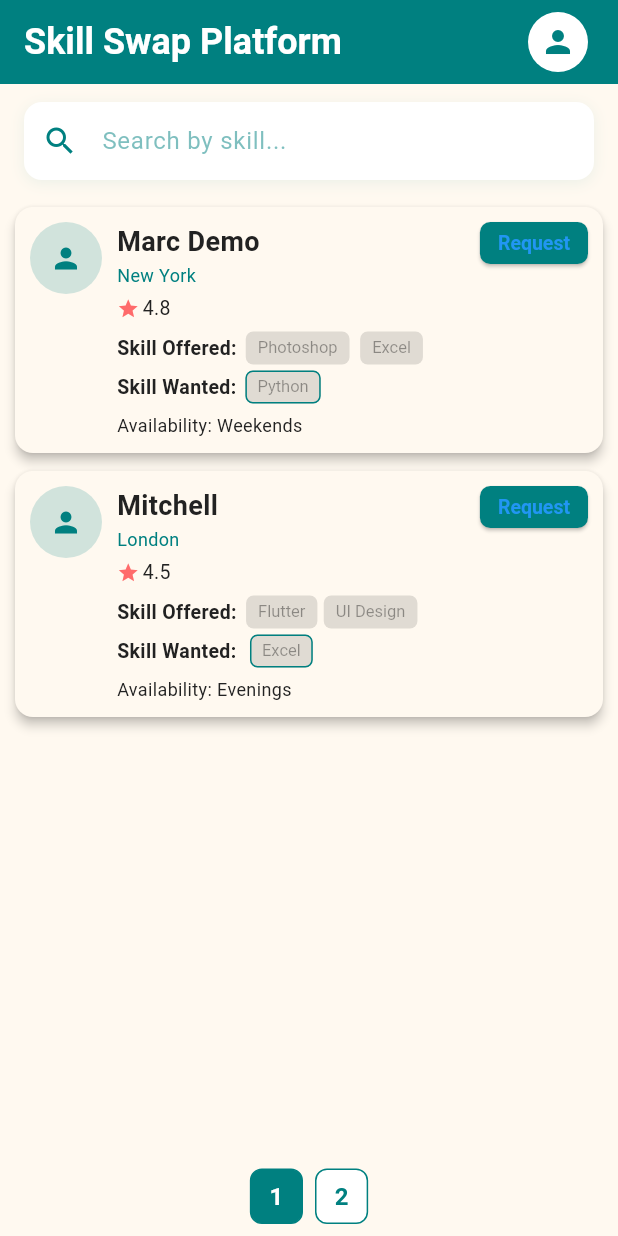
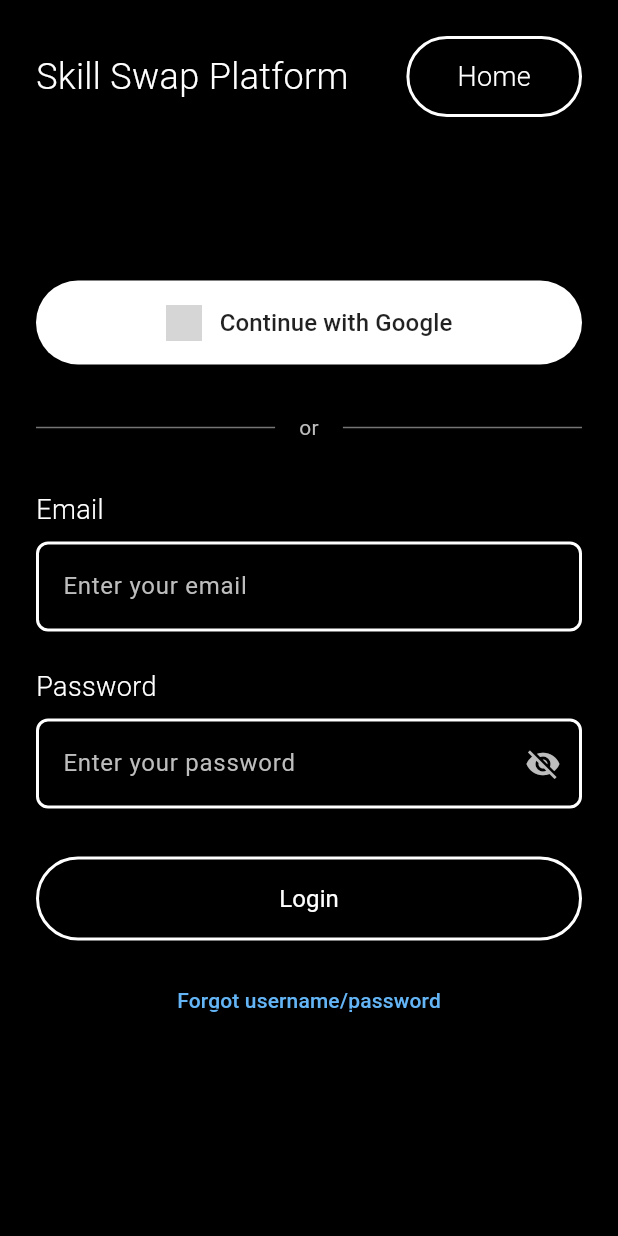
Before and after one commit to MeetJotaniya/odoo, a Flutter app: the screen it shows after launch, on a phone screen of 412 x 824 dp. Run offline on Flutter 3.47's test engine with Material 3 defaults, Android fonts, the phone set to English and light mode, and no system bars; grey boxes are pictures that could not be loaded.

Commit message:
login page done

```diff
--- /dev/null
+++ b/lib/login/login_controller.dart
@@ -0,0 +1,115 @@
+import 'package:flutter/material.dart';
+import 'login_model.dart';
+
+class LoginController extends ChangeNotifier {
+  final TextEditingController emailController = TextEditingController();
+  final TextEditingController passwordController = TextEditingController();
+
+  bool _isLoading = false;
+  bool _obscurePassword = true;
+  String? _errorMessage;
+
+  bool get isLoading => _isLoading;
+  bool get obscurePassword => _obscurePassword;
+  String? get errorMessage => _errorMessage;
+
+  void togglePasswordVisibility() {
+    _obscurePassword = !_obscurePassword;
+    notifyListeners();
+  }
+
+  void clearError() {
+    _errorMessage = null;
+    notifyListeners();
+  }
+
+  Future<bool> loginWithEmail() async {
+    if (!_validateInputs()) return false;
+
+    _setLoading(true);
+
+    try {
+      // Simulate API call
+      await Future.delayed(Duration(seconds: 2));
+
+      // Mock authentication logic
+      if (emailController.text == 'test@example.com' &&
+          passwordController.text == 'password123') {
+        _setLoading(false);
+        return true;
+      } else {
+        _setError('Invalid email or password');
+        _setLoading(false);
+        return false;
+      }
+    } catch (e) {
+      _setError('Login failed. Please try again.');
+      _setLoading(false);
+      return false;
+    }
+  }
+
+  Future<bool> loginWithGoogle() async {
+    _setLoading(true);
+
+    try {
+      // Simulate Google sign-in
+      await Future.delayed(Duration(seconds: 1));
+
+      // Mock Google authentication success
+      final userData = UserModel.fromGoogle({
+        'email': 'user@gmail.com',
+        'displayName': 'John Doe',
+        'id': 'google_123456'
+      });
+
+      _setLoading(false);
+      return true;
+    } catch (e) {
+      _setError('Google sign-in failed. Please try again.');
+      _setLoading(false);
+      return false;
+    }
+  }
+
+  bool _validateInputs() {
+    if (emailController.text.isEmpty) {
+      _setError('Please enter your email');
+      return false;
+    }
+
+    if (!RegExp(r'^[\w-\.]+@([\w-]+\.)+[\w-]{2,4}$').hasMatch(emailController.text)) {
+      _setError('Please enter a valid email address');
+      return false;
+    }
+
+    if (passwordController.text.isEmpty) {
+      _setError('Please enter your password');
+      return false;
+    }
+
+    if (passwordController.text.length < 6) {
+      _setError('Password must be at least 6 characters');
+      return false;
+    }
+
+    return true;
+  }
+
+  void _setLoading(bool loading) {
+    _isLoading = loading;
+    notifyListeners();
+  }
+
+  void _setError(String error) {
+    _errorMessage = error;
+    notifyListeners();
+  }
+
+  @override
+  void dispose() {
+    emailController.dispose();
+    passwordController.dispose();
+    super.dispose();
+  }
+}
--- /dev/null
+++ b/lib/login/login_model.dart
@@ -0,0 +1,23 @@
+class UserModel {
+  final String? email;
+  final String? password;
+  final String? googleId;
+  final String? displayName;
+
+  UserModel({
+    this.email,
+    this.password,
+    this.googleId,
+    this.displayName,
+  });
+
+  bool get isValid => email != null && email!.isNotEmpty;
+
+  factory UserModel.fromGoogle(Map<String, dynamic> googleData) {
+    return UserModel(
+      email: googleData['email'],
+      displayName: googleData['displayName'],
+      googleId: googleData['id'],
+    );
+  }
+}
--- /dev/null
+++ b/lib/login/login_view.dart
@@ -0,0 +1,390 @@
+import 'package:flutter/material.dart';
+import 'login_controller.dart';
+
+class LoginScreen extends StatefulWidget {
+  @override
+  _LoginScreenState createState() => _LoginScreenState();
+}
+
+class _LoginScreenState extends State<LoginScreen> {
+  final LoginController _controller = LoginController();
+
+  @override
+  void dispose() {
+    _controller.dispose();
+    super.dispose();
+  }
+
+  @override
+  Widget build(BuildContext context) {
+    return Scaffold(
+      backgroundColor: Colors.black,
+      body: SafeArea(
+        child: Padding(
+          padding: const EdgeInsets.all(24.0),
+          child: Column(
+            crossAxisAlignment: CrossAxisAlignment.start,
+            children: [
+              // Header
+              Row(
+                mainAxisAlignment: MainAxisAlignment.spaceBetween,
+                children: [
+                  Text(
+                    'Skill Swap Platform',
+                    style: TextStyle(
+                      color: Colors.white,
+                      fontSize: 24,
+                      fontWeight: FontWeight.w300,
+                    ),
+                  ),
+                  Container(
+                    padding: EdgeInsets.symmetric(horizontal: 32, vertical: 12),
+                    decoration: BoxDecoration(
+                      border: Border.all(color: Colors.white, width: 2),
+                      borderRadius: BorderRadius.circular(30),
+                    ),
+                    child: Text(
+                      'Home',
+                      style: TextStyle(
+                        color: Colors.white,
+                        fontSize: 18,
+                        fontWeight: FontWeight.w300,
+                      ),
+                    ),
+                  ),
+                ],
+              ),
+
+              Expanded(
+                child: Center(
+                  child: SingleChildScrollView(
+                    child: Container(
+                      width: double.infinity,
+                      constraints: BoxConstraints(maxWidth: 400),
+                      child: AnimatedBuilder(
+                        animation: _controller,
+                        builder: (context, child) {
+                          return Column(
+                            mainAxisAlignment: MainAxisAlignment.center,
+                            children: [
+                              // Google Sign-In Button (Primary)
+                              Container(
+                                width: double.infinity,
+                                height: 56,
+                                margin: EdgeInsets.only(bottom: 32),
+                                child: ElevatedButton(
+                                  onPressed: _controller.isLoading ? null : _handleGoogleSignIn,
+                                  style: ElevatedButton.styleFrom(
+                                    backgroundColor: Colors.white,
+                                    foregroundColor: Colors.black87,
+                                    shape: RoundedRectangleBorder(
+                                      borderRadius: BorderRadius.circular(28),
+                                    ),
+                                    elevation: 2,
+                                  ),
+                                  child: _controller.isLoading
+                                      ? CircularProgressIndicator(
+                                    valueColor: AlwaysStoppedAnimation<Color>(Colors.black54),
+                                  )
+                                      : Row(
+                                    mainAxisAlignment: MainAxisAlignment.center,
+                                    children: [
+                                      Image.asset(
+                                        'assets/google_logo.png', // You'll need to add this asset
+                                        height: 24,
+                                        width: 24,
+                                        errorBuilder: (context, error, stackTrace) {
+                                          return Icon(Icons.login, size: 24);
+                                        },
+                                      ),
+                                      SizedBox(width: 12),
+                                      Text(
+                                        'Continue with Google',
+                                        style: TextStyle(
+                                          fontSize: 16,
+                                          fontWeight: FontWeight.w500,
+                                        ),
+                                      ),
+                                    ],
+                                  ),
+                                ),
+                              ),
+
+                              // Divider
+                              Row(
+                                children: [
+                                  Expanded(child: Divider(color: Colors.grey[600])),
+                                  Padding(
+                                    padding: EdgeInsets.symmetric(horizontal: 16),
+                                    child: Text(
+                                      'or',
+                                      style: TextStyle(
+                                        color: Colors.grey[400],
+                                        fontSize: 14,
+                                      ),
+                                    ),
+                                  ),
+                                  Expanded(child: Divider(color: Colors.grey[600])),
+                                ],
+                              ),
+
+                              SizedBox(height: 32),
+
+                              // Email Input
+                              Column(
+                                crossAxisAlignment: CrossAxisAlignment.start,
+                                children: [
+                                  Text(
+                                    'Email',
+                                    style: TextStyle(
+                                      color: Colors.white,
+                                      fontSize: 18,
+                                      fontWeight: FontWeight.w300,
+                                    ),
+                                  ),
+                                  SizedBox(height: 8),
+                                  Container(
+                                    decoration: BoxDecoration(
+                                      border: Border.all(color: Colors.white, width: 2),
+                                      borderRadius: BorderRadius.circular(8),
+                                    ),
+                                    child: TextField(
+                                      controller: _controller.emailController,
+                                      style: TextStyle(color: Colors.white),
+                                      decoration: InputDecoration(
+                                        border: InputBorder.none,
+                                        contentPadding: EdgeInsets.symmetric(
+                                          horizontal: 16,
+                                          vertical: 16,
+                                        ),
+                                        hintText: 'Enter your email',
+                                        hintStyle: TextStyle(color: Colors.grey[400]),
+                                      ),
+                                      keyboardType: TextInputType.emailAddress,
+                                      onChanged: (value) => _controller.clearError(),
+                                    ),
+                                  ),
+                                ],
+                              ),
+
+                              SizedBox(height: 24),
+
+                              // Password Input
+                              Column(
+                                crossAxisAlignment: CrossAxisAlignment.start,
+                                children: [
+                                  Text(
+                                    'Password',
+                                    style: TextStyle(
+                                      color: Colors.white,
+                                      fontSize: 18,
+                                      fontWeight: FontWeight.w300,
+                                    ),
+                                  ),
+                                  SizedBox(height: 8),
+                                  Container(
+                                    decoration: BoxDecoration(
+                                      border: Border.all(color: Colors.white, width: 2),
+                                      borderRadius: BorderRadius.circular(8),
+                                    ),
+                                    child: TextField(
+                                      controller: _controller.passwordController,
+                                      obscureText: _controller.obscurePassword,
+                                      style: TextStyle(color: Colors.white),
+                                      decoration: InputDecoration(
+                                        border: InputBorder.none,
+                                        contentPadding: EdgeInsets.symmetric(
+                                          horizontal: 16,
+                                          vertical: 16,
+                                        ),
+                                        hintText: 'Enter your password',
+                                        hintStyle: TextStyle(color: Colors.grey[400]),
+                                        suffixIcon: IconButton(
+                                          icon: Icon(
+                                            _controller.obscurePassword
+                                                ? Icons.visibility_off
+                                                : Icons.visibility,
+                                            color: Colors.grey[400],
+                                          ),
+                                          onPressed: _controller.togglePasswordVisibility,
+                                        ),
+                                      ),
+                                      onChanged: (value) => _controller.clearError(),
+                                    ),
+                                  ),
+                                ],
+                              ),
+
+                              SizedBox(height: 32),
+
+                              // Login Button
+                              Container(
+                                width: double.infinity,
+                                height: 56,
+                                child: ElevatedButton(
+                                  onPressed: _controller.isLoading ? null : _handleEmailLogin,
+                                  style: ElevatedButton.styleFrom(
+                                    backgroundColor: Colors.transparent,
+                                    foregroundColor: Colors.white,
+                                    shape: RoundedRectangleBorder(
+                                      borderRadius: BorderRadius.circular(28),
+                                      side: BorderSide(color: Colors.white, width: 2),
+                                    ),
+                                  ),
+                                  child: _controller.isLoading
+                                      ? CircularProgressIndicator(
+                                    valueColor: AlwaysStoppedAnimation<Color>(Colors.white),
+                                  )
+                                      : Text(
+                                    'Login',
+                                    style: TextStyle(
+                                      fontSize: 16,
+                                      fontWeight: FontWeight.w400,
+                                    ),
+                                  ),
+                                ),
+                              ),
+
+                              SizedBox(height: 16),
+
+                              // Forgot Password
+                              TextButton(
+                                onPressed: () {
+                                  // Handle forgot password
+                                  _showForgotPasswordDialog();
+                                },
+                                child: Text(
+                                  'Forgot username/password',
+                                  style: TextStyle(
+                                    color: Colors.blue[300],
+                                    fontSize: 14,
+                                    decoration: TextDecoration.underline,
+                                  ),
+                                ),
+                              ),
+
+                              // Error Message
+                              if (_controller.errorMessage != null)
+                                Container(
+                                  margin: EdgeInsets.only(top: 16),
+                                  padding: EdgeInsets.all(12),
+                                  decoration: BoxDecoration(
+                                    color: Colors.red.withOpacity(0.1),
+                                    border: Border.all(color: Colors.red),
+                                    borderRadius: BorderRadius.circular(8),
+                                  ),
+                                  child: Row(
+                                    children: [
+                                      Icon(Icons.error_outline, color: Colors.red, size: 20),
+                                      SizedBox(width: 8),
+                                      Expanded(
+                                        child: Text(
+                                          _controller.errorMessage!,
+                                          style: TextStyle(
+                                            color: Colors.red,
+                                            fontSize: 14,
+                                          ),
+                                        ),
+                                      ),
+                                    ],
+                                  ),
+                                ),
+                            ],
+                          );
+                        },
+                      ),
+                    ),
+                  ),
+                ),
+              ),
+            ],
+          ),
+        ),
+      ),
+    );
+  }
+
+  Future<void> _handleGoogleSignIn() async {
+    final success = await _controller.loginWithGoogle();
+    if (success) {
+      _navigateToHome();
+    }
+  }
+
+  Future<void> _handleEmailLogin() async {
+    final success = await _controller.loginWithEmail();
+    if (success) {
+      _navigateToHome();
+    }
+  }
+
+  void _navigateToHome() {
+    Navigator.pushReplacementNamed(context, '/home');
+    // Or navigate to your home screen
+    ScaffoldMessenger.of(context).showSnackBar(
+      SnackBar(
+        content: Text('Login successful!'),
+        backgroundColor: Colors.green,
+      ),
+    );
+  }
+
+  void _showForgotPasswordDialog() {
+    showDialog(
+      context: context,
+      builder: (BuildContext context) {
+        return AlertDialog(
+          backgroundColor: Colors.grey[900],
+          title: Text(
+            'Forgot Password',
+            style: TextStyle(color: Colors.white),
+          ),
+          content: Column(
+            mainAxisSize: MainAxisSize.min,
+            children: [
+              Text(
+                'Enter your email address to receive password reset instructions.',
+                style: TextStyle(color: Colors.grey[300]),
+              ),
+              SizedBox(height: 16),
+              TextField(
+                style: TextStyle(color: Colors.white),
+                decoration: InputDecoration(
+                  hintText: 'Email address',
+                  hintStyle: TextStyle(color: Colors.grey[400]),
+                  border: OutlineInputBorder(
+                    borderSide: BorderSide(color: Colors.white),
+                  ),
+                  enabledBorder: OutlineInputBorder(
+                    borderSide: BorderSide(color: Colors.white),
+                  ),
+                ),
+              ),
+            ],
+          ),
+          actions: [
+            TextButton(
+              onPressed: () => Navigator.of(context).pop(),
+              child: Text('Cancel', style: TextStyle(color: Colors.grey[400])),
+            ),
+            ElevatedButton(
+              onPressed: () {
+                Navigator.of(context).pop();
+                ScaffoldMessenger.of(context).showSnackBar(
+                  SnackBar(
+                    content: Text('Password reset email sent!'),
+                    backgroundColor: Colors.green,
+                  ),
+                );
+              },
+              style: ElevatedButton.styleFrom(
+                backgroundColor: Colors.blue,
+              ),
+              child: Text('Send Reset Email'),
+            ),
+          ],
+        );
+      },
+    );
+  }
+}
--- a/lib/main.dart
+++ b/lib/main.dart
@@ -1,7 +1,7 @@
 import 'package:flutter/material.dart';
 import 'constants/colors.dart';
 import 'views/home_screen.dart';
-
+import '../login/login_view.dart';
 void main() {
   runApp(const SkillSwapApp());
 }
@@ -26,7 +26,7 @@ class SkillSwapApp extends StatelessWidget {
           secondary: AppColors.secondary,
         ),
       ),
-      home: HomeScreen(),
+      home: LoginScreen(),
     );
   }
 }
```
